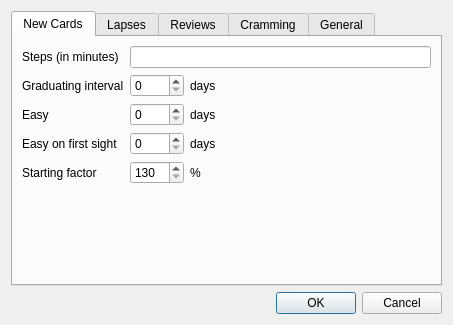
First picture: the form in designer/groupconf.ui, repository ankitects/anki, before the edit.
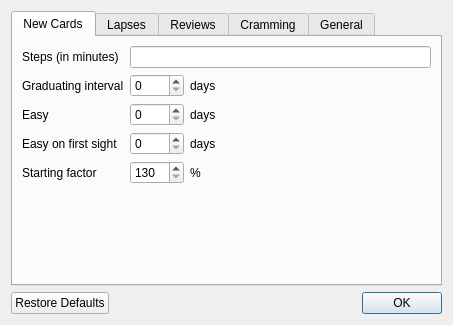
Second picture: the form after the edit. The open tabs and pages were chosen to show the change.

Commit message: saving, restoring to defaults

```diff
--- a/designer/groupconf.ui
+++ b/designer/groupconf.ui
@@ -546,7 +546,7 @@
       <enum>Qt::Horizontal</enum>
      </property>
      <property name="standardButtons">
-      <set>QDialogButtonBox::Cancel|QDialogButtonBox::Ok</set>
+      <set>QDialogButtonBox::Ok|QDialogButtonBox::RestoreDefaults</set>
      </property>
     </widget>
    </item>
```
Left out of the diff: 2 changed lines with no effect on the pictures. The commit also changes 1 other file.
